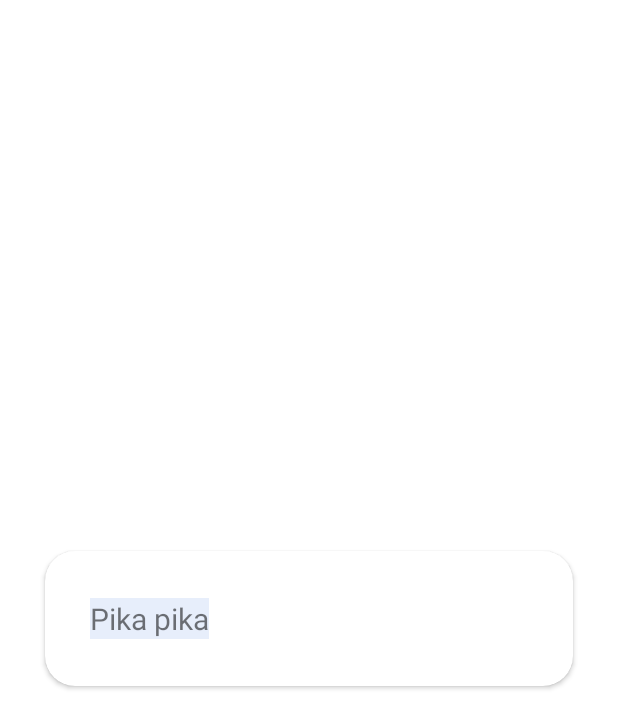
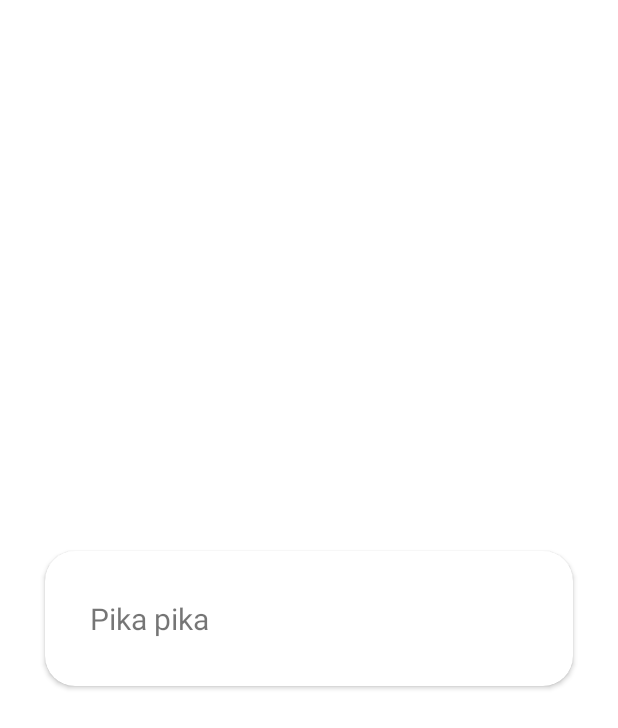
Before and after one commit to AndroideHarryx/PokemonDiamont2022, an Android app: the layout item_recycler.xml on its own in the app's theme, with its tools: preview values and no code run, on a phone screen of 412 x 824 dp. Shown: the top 728 px of the screen. Run offline under Robolectric (Android 15) with nearby library versions, the phone set to English and light mode, and no system bars.

Commit message:
view background bug fixed, picasso library implemented

```diff
--- a/app/src/main/res/layout/item_recycler.xml
+++ b/app/src/main/res/layout/item_recycler.xml
@@ -23,15 +23,45 @@
             android:layout_width="match_parent"
             android:layout_height="match_parent">
 
+<!--            <ImageView-->
+<!--                android:id="@+id/pokemon_image"-->
+<!--                android:layout_width="200dp"-->
+<!--                android:layout_height="200dp"-->
+<!--                android:layout_marginBottom="120dp"-->
+
+<!--                app:layout_constraintTop_toTopOf="parent"-->
+<!--                app:layout_constraintStart_toStartOf="parent"-->
+<!--                app:layout_constraintEnd_toEndOf="parent"-->
+<!--                app:layout_constraintBottom_toBottomOf="parent"/>-->
+
+<!--            <TextView-->
+<!--                android:id="@+id/pokemon_name"-->
+<!--                android:layout_width="wrap_content"-->
+<!--                android:layout_height="wrap_content"-->
+<!--                app:layout_constraintTop_toBottomOf="@id/pokemon_image"-->
+<!--                app:layout_constraintStart_toStartOf="parent"-->
+<!--                app:layout_constraintEnd_toEndOf="parent"-->
+<!--                android:textSize="20sp"/>-->
+
+            <ImageView
+                android:id="@+id/pokemon_image"
+                android:layout_width="wrap_content"
+                android:layout_height="wrap_content"
+                android:gravity="center"
+                android:layout_marginRight="30dp"
+
+                app:layout_constraintTop_toTopOf="parent"
+                app:layout_constraintRight_toRightOf="parent"
+                app:layout_constraintBottom_toBottomOf="parent"/>
+
             <TextView
-                android:id="@+id/pokemon_text_view"
+                android:id="@+id/pokemon_name"
                 android:layout_width="wrap_content"
                 android:layout_height="wrap_content"
                 android:text="Pika pika"
                 android:textSize="20sp"
                 android:gravity="center"
                 android:layout_marginLeft="30dp"
-                android:background="#E7EEFB"
 
                 app:layout_constraintTop_toTopOf="parent"
                 app:layout_constraintLeft_toLeftOf="parent"
```
Also changed, not shown: app/src/main/java/com/bootcamp/pokemondiamont2022/PokemonAdapter.kt (+18 -6 lines), app/src/main/java/com/bootcamp/pokemondiamont2022/fragment/PokedexFragment.kt (+5 -3 lines), app/src/main/res/layout/activity_main_menu.xml (+17 -11 lines), app/src/main/res/layout/fragment_pokedex.xml (+7 -4 lines), app/src/main/res/menu/slide_menu.xml (+5 -14 lines).
